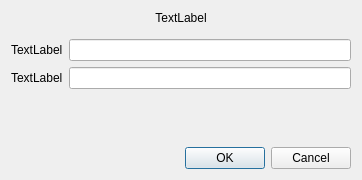
Qt form monosim-qt/Src/Qt_Files/ChangePinStatusDialog.ui (armando-basile/monosim) before a commit.
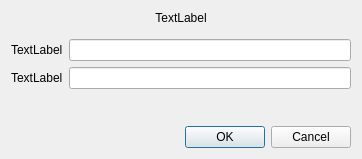
The same form after that commit. Icons and pictures are not drawn.

What changed in the file:
```diff
--- a/monosim-qt/Src/Qt_Files/ChangePinStatusDialog.ui
+++ b/monosim-qt/Src/Qt_Files/ChangePinStatusDialog.ui
@@ -5,8 +5,8 @@
    <rect>
     <x>0</x>
     <y>0</y>
-    <width>360</width>
-    <height>180</height>
+    <width>357</width>
+    <height>159</height>
    </rect>
   </property>
   <property name="windowTitle">
```
Left out of the diff: 24 changed lines with no effect on the pictures.
